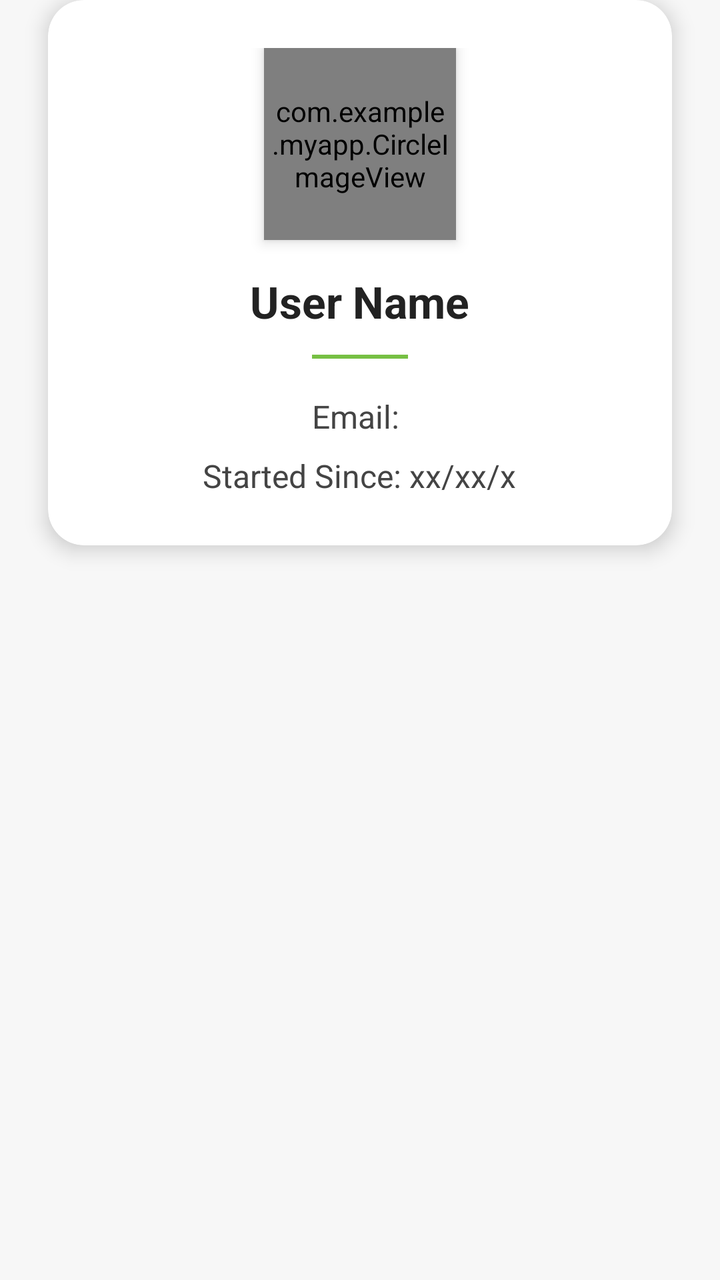
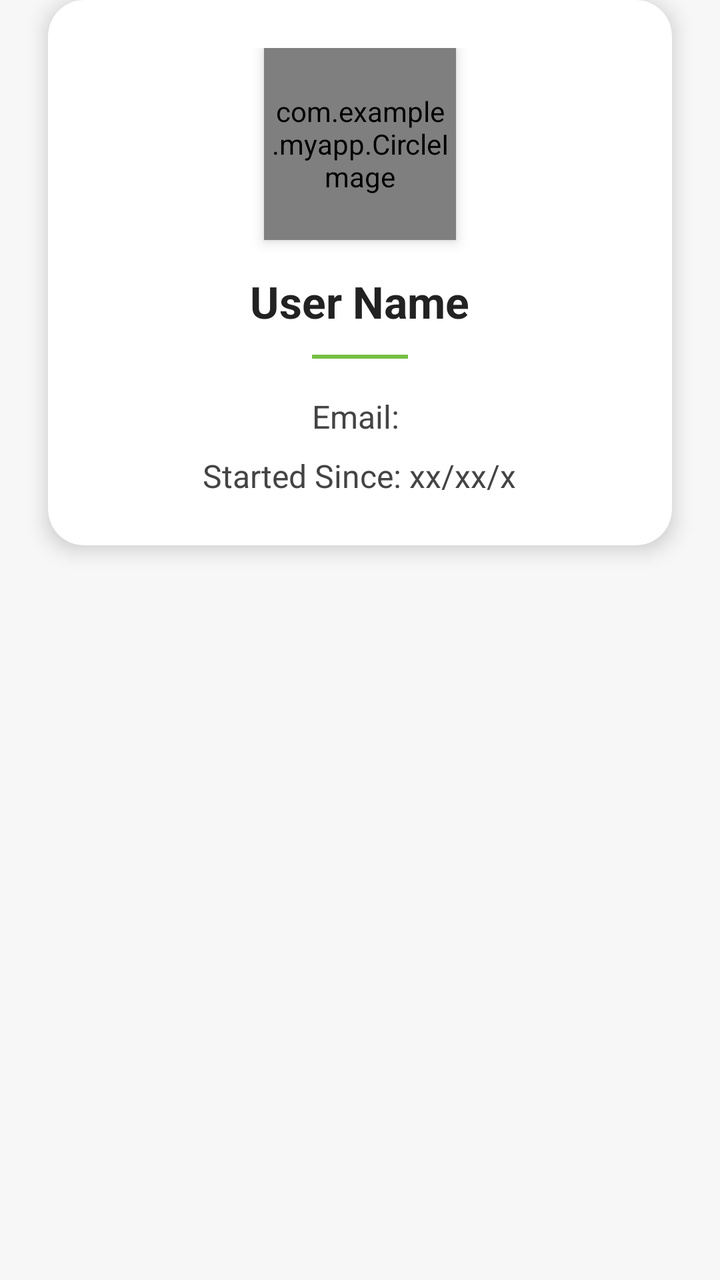

The first picture is an Android layout as it rendered before a commit; the second is the same layout after the commit. The layout source and the unified diff follow.
<!-- AndroidManifest.xml: application theme Theme.MyApp -->
<!-- res/layout/fragment_profile_activity.xml -->
<?xml version="1.0" encoding="utf-8"?>
<androidx.constraintlayout.widget.ConstraintLayout xmlns:android="http://schemas.android.com/apk/res/android"
    xmlns:app="http://schemas.android.com/apk/res-auto"
    xmlns:tools="http://schemas.android.com/tools"
    android:layout_width="match_parent"
    android:layout_height="match_parent"
    android:background="#F7F7F7">

    <androidx.cardview.widget.CardView
        android:layout_width="match_parent"
        android:layout_height="wrap_content"
        android:layout_margin="24dp"
        app:cardCornerRadius="18dp"
        app:cardElevation="6dp"
        app:cardBackgroundColor="@android:color/white"
        tools:ignore="MissingConstraints">

        <LinearLayout
            android:layout_width="match_parent"
            android:layout_height="wrap_content"
            android:orientation="vertical"
            android:padding="24dp"
            android:gravity="center_horizontal">

            
            <com.example.myapp.CircleImageView
                android:id="@+id/profile_image"
                android:layout_width="96dp"
                android:layout_height="96dp"
                android:src="@drawable/ic_user"
                android:scaleType="centerCrop"
                android:elevation="4dp" />

            
            <TextView
                android:id="@+id/Username"
                android:layout_width="wrap_content"
                android:layout_height="wrap_content"
                android:text="User Name"
                android:textColor="#222"
                android:textSize="22sp"
                android:textStyle="bold"
                android:layout_marginTop="16dp" />

            
            <View
                android:layout_width="48dp"
                android:layout_height="2dp"
                android:background="#76C043"
                android:layout_marginTop="12dp"
                android:layout_gravity="center_horizontal" />

            
            <TextView
                android:id="@+id/User_email"
                android:layout_width="wrap_content"
                android:layout_height="wrap_content"
                android:text="Email: "
                android:textColor="#444"
                android:textSize="16sp"
                android:layout_marginTop="18dp" />


            
            <TextView
                android:id="@+id/User_started"
                android:layout_width="wrap_content"
                android:layout_height="wrap_content"
                android:text="Started Since: xx/xx/x"
                android:textColor="#444"
                android:textSize="16sp"
                android:layout_marginTop="8dp" />

        </LinearLayout>
    </androidx.cardview.widget.CardView>

</androidx.constraintlayout.widget.ConstraintLayout>
<!-- resources referenced by this layout -->
<resources>
  <!-- drawable ic_user (drawable) -->
  <?xml version="1.0" encoding="utf-8"?>
  <vector xmlns:android="http://schemas.android.com/apk/res/android"
      android:width="24dp"
      android:height="24dp"
      android:viewportWidth="24"
      android:viewportHeight="24">
      <path
          android:fillColor="#000000"
          android:pathData="M12,12c2.21,0 4,-1.79 4,-4s-1.79,-4 -4,-4 -4,1.79 -4,4 1.79,4 4,4zM12,14c-2.67,0 -8,1.34 -8,4v2h16v-2c0,-2.66 -5.33,-4 -8,-4z"/>
  </vector>
  <style name="Theme.MyApp" parent="Theme.MaterialComponents.Light.NoActionBar">
          
          <item name="colorPrimary">@color/purple_500</item>
          <item name="colorPrimaryVariant">@color/purple_700</item>
          <item name="colorOnPrimary">@color/white</item>
          
          <item name="colorSecondary">@color/teal_200</item>
          <item name="colorSecondaryVariant">@color/teal_700</item>
          <item name="colorOnSecondary">@color/black</item>
          
          <item name="android:statusBarColor">?attr/colorPrimaryVariant</item>
          
      </style>
  <color name="purple_500">#FF6200EE</color>
  <color name="purple_700">#FF3700B3</color>
  <color name="white">#FFFFFFFF</color>
  <color name="teal_200">#FF03DAC5</color>
  <color name="teal_700">#FF018786</color>
  <color name="black">#FF000000</color>
</resources>

<!-- the commit's change to res/layout/fragment_profile_activity.xml (unified diff, before → after) -->
@@ -23,7 +23,7 @@
             android:gravity="center_horizontal">
 
             
-            <com.example.myapp.CircleImageView
+            <com.example.myapp.CircleImage
                 android:id="@+id/profile_image"
                 android:layout_width="96dp"
                 android:layout_height="96dp"
